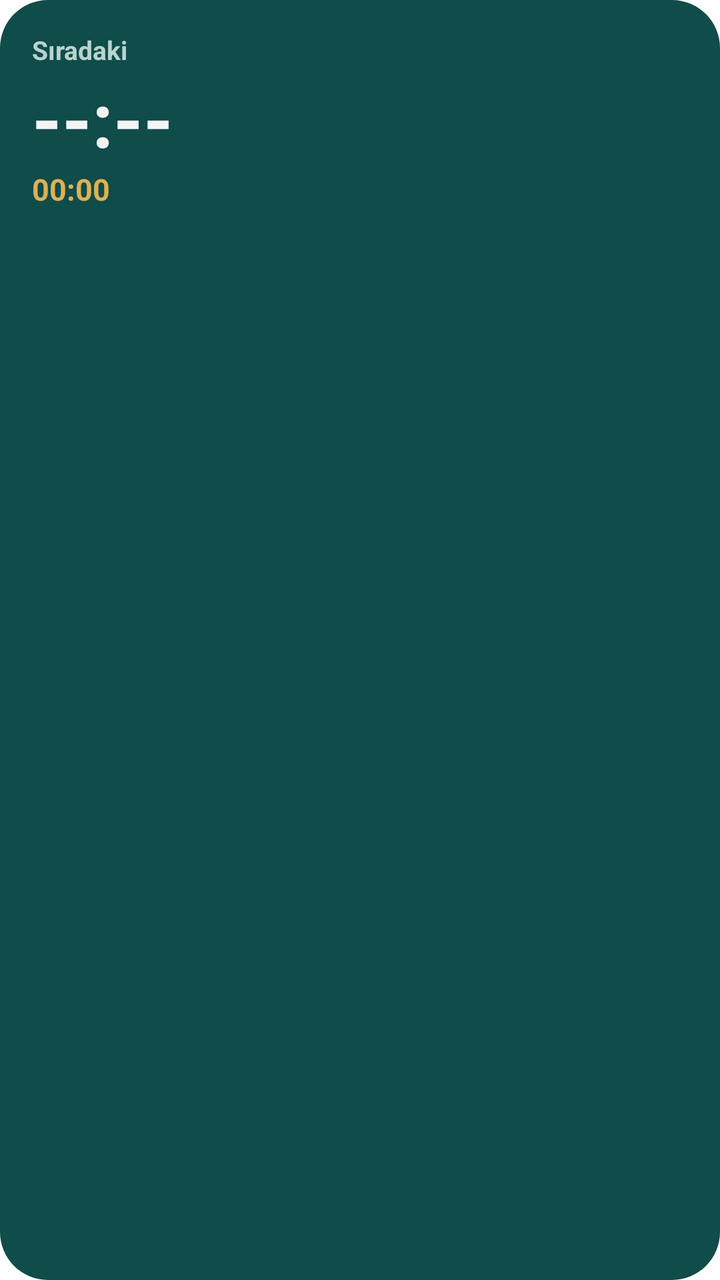
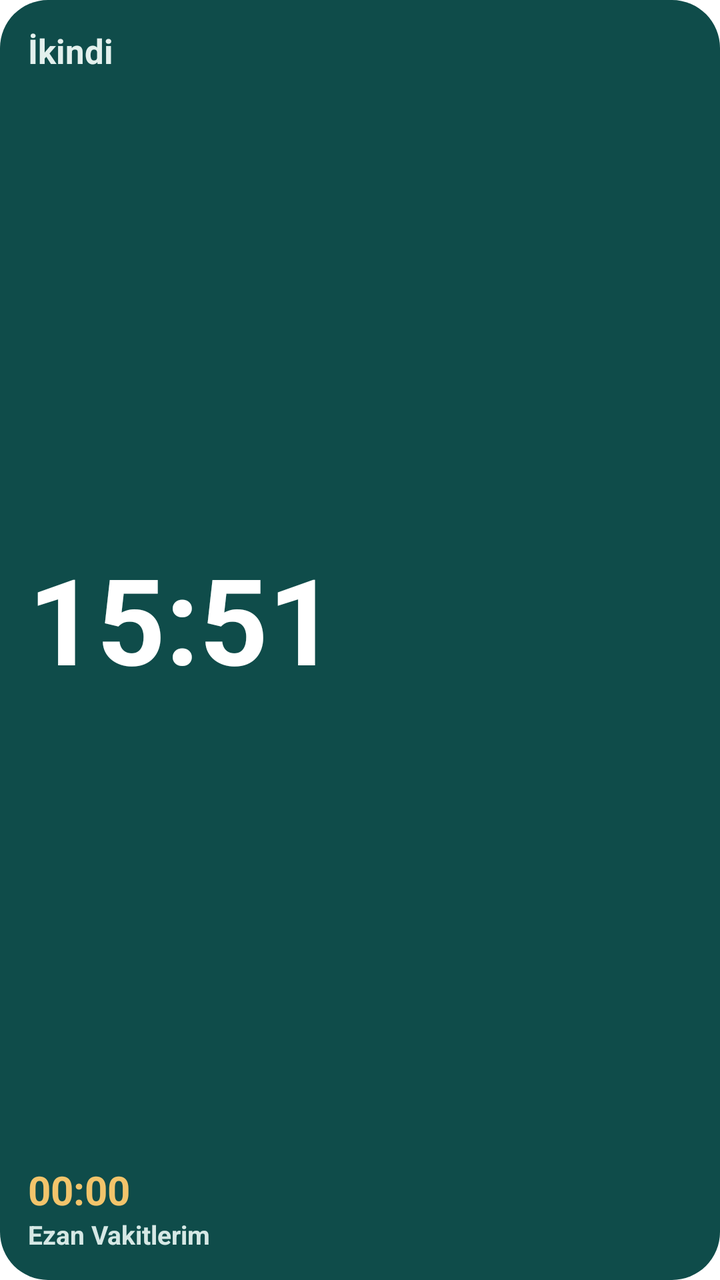

Compare the two renders of this Android layout. The source of the first and the diff that turns it into the second are given below.
<!-- AndroidManifest.xml: fallback theme Theme.MaterialComponents.DayNight.NoActionBar -->
<!-- res/layout/widget_kucuk.xml -->
<?xml version="1.0" encoding="utf-8"?>
<LinearLayout xmlns:android="http://schemas.android.com/apk/res/android"
    android:id="@+id/w_kok"
    android:layout_width="match_parent"
    android:layout_height="match_parent"
    android:background="@drawable/widget_zemin_koyu"
    android:orientation="vertical"
    android:padding="16dp">

    <TextView
        android:id="@+id/w_ad"
        android:layout_width="wrap_content"
        android:layout_height="wrap_content"
        android:text="Sıradaki"
        android:textColor="#B9D3CF"
        android:textSize="13sp"
        android:textStyle="bold" />

    <TextView
        android:id="@+id/w_saat"
        android:layout_width="wrap_content"
        android:layout_height="wrap_content"
        android:text="--:--"
        android:textColor="#F2F5F4"
        android:textSize="38sp"
        android:textStyle="bold" />

    <Chronometer
        android:id="@+id/w_kalan"
        android:layout_width="wrap_content"
        android:layout_height="wrap_content"
        android:textColor="#E0B054"
        android:textSize="15sp"
        android:textStyle="bold" />

    <View
        android:layout_width="match_parent"
        android:layout_height="0dp"
        android:layout_weight="1" />

    <TextView
        android:id="@+id/w_konum"
        android:layout_width="match_parent"
        android:layout_height="wrap_content"
        android:ellipsize="end"
        android:maxLines="1"
        android:textColor="#B9D3CF"
        android:textSize="11sp" />
</LinearLayout>
<!-- resources referenced by this layout -->
<resources>
  <!-- drawable widget_zemin_koyu (drawable) -->
  <?xml version="1.0" encoding="utf-8"?>
  <shape xmlns:android="http://schemas.android.com/apk/res/android" android:shape="rectangle">
      <solid android:color="#0F4C4A" />
      <corners android:radius="24dp" />
  </shape>
</resources>

<!-- the commit's change to res/layout/widget_kucuk.xml (unified diff, before → after) -->
@@ -5,38 +5,40 @@
     android:layout_height="match_parent"
     android:background="@drawable/widget_zemin_koyu"
     android:orientation="vertical"
-    android:padding="16dp">
+    android:padding="14dp">
 
     <TextView
         android:id="@+id/w_ad"
-        android:layout_width="wrap_content"
+        android:layout_width="match_parent"
         android:layout_height="wrap_content"
-        android:text="Sıradaki"
-        android:textColor="#B9D3CF"
-        android:textSize="13sp"
+        android:maxLines="1"
+        android:text="İkindi"
+        android:textColor="#E3F0ED"
+        android:textSize="17sp"
         android:textStyle="bold" />
 
     <TextView
         android:id="@+id/w_saat"
-        android:layout_width="wrap_content"
-        android:layout_height="wrap_content"
-        android:text="--:--"
-        android:textColor="#F2F5F4"
-        android:textSize="38sp"
+        android:layout_width="match_parent"
+        android:layout_height="0dp"
+        android:layout_weight="1"
+        android:autoSizeMaxTextSize="60sp"
+        android:autoSizeMinTextSize="26sp"
+        android:autoSizeStepGranularity="2sp"
+        android:autoSizeTextType="uniform"
+        android:gravity="center_vertical"
+        android:maxLines="1"
+        android:text="15:51"
+        android:textColor="#FFFFFF"
         android:textStyle="bold" />
 
     <Chronometer
         android:id="@+id/w_kalan"
         android:layout_width="wrap_content"
         android:layout_height="wrap_content"
-        android:textColor="#E0B054"
-        android:textSize="15sp"
+        android:textColor="#F2C46B"
+        android:textSize="20sp"
         android:textStyle="bold" />
-
-    <View
-        android:layout_width="match_parent"
-        android:layout_height="0dp"
-        android:layout_weight="1" />
 
     <TextView
         android:id="@+id/w_konum"
@@ -44,6 +46,8 @@
         android:layout_height="wrap_content"
         android:ellipsize="end"
         android:maxLines="1"
-        android:textColor="#B9D3CF"
-        android:textSize="11sp" />
+        android:text="Ezan Vakitlerim"
+        android:textColor="#D6E8E5"
+        android:textSize="13sp"
+        android:textStyle="bold" />
 </LinearLayout>
